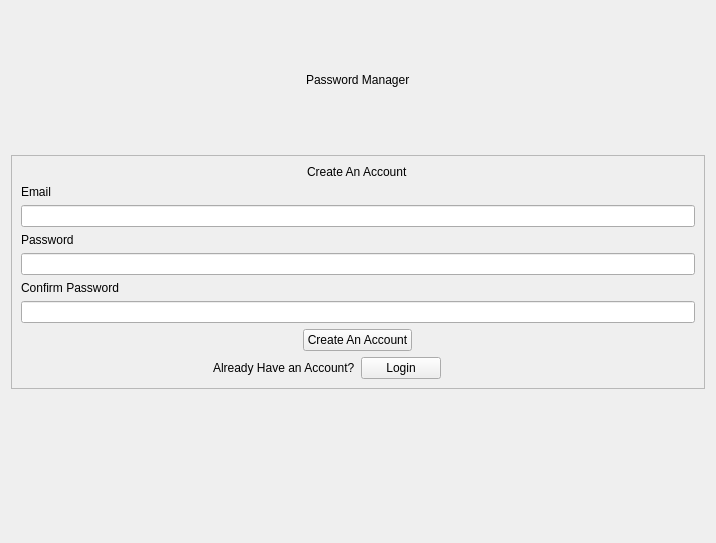
Above: pages/signup/createaccount.ui from SahisN/PasswordManager before the change. Below: the same form after it.
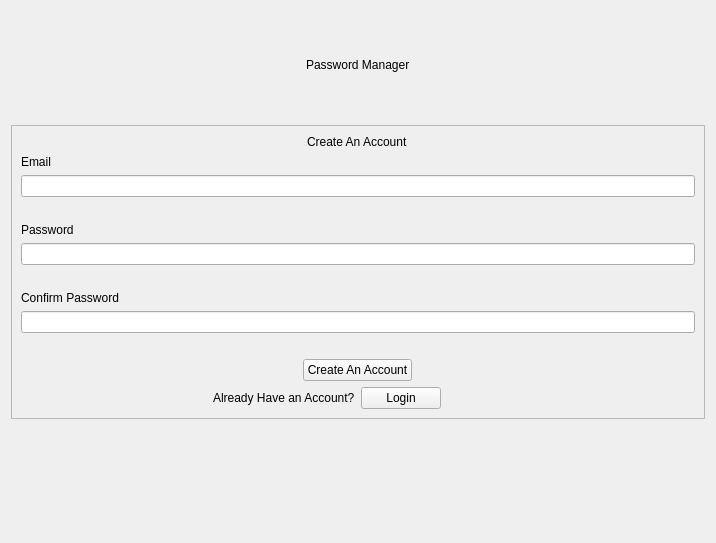
That is the form after the change.

```diff
--- a/pages/signup/createaccount.ui
+++ b/pages/signup/createaccount.ui
@@ -47,7 +47,21 @@
          </widget>
         </item>
         <item>
-         <widget class="QLineEdit" name="emailInput"/>
+         <widget class="QLineEdit" name="emailInput">
+          <property name="inputMethodHints">
+           <set>Qt::InputMethodHint::ImhEmailCharactersOnly</set>
+          </property>
+         </widget>
+        </item>
+        <item>
+         <widget class="QLabel" name="emailErrorText">
+          <property name="text">
+           <string/>
+          </property>
+          <property name="margin">
+           <number>3</number>
+          </property>
+         </widget>
         </item>
         <item>
          <widget class="QLabel" name="passwordLabel">
@@ -57,7 +71,24 @@
          </widget>
         </item>
         <item>
-         <widget class="QLineEdit" name="passwordInput"/>
+         <widget class="QLineEdit" name="passwordInput">
+          <property name="text">
+           <string/>
+          </property>
+          <property name="echoMode">
+           <enum>QLineEdit::EchoMode::Password</enum>
+          </property>
+         </widget>
+        </item>
+        <item>
+         <widget class="QLabel" name="passwordErrorText">
+          <property name="text">
+           <string/>
+          </property>
+          <property name="margin">
+           <number>3</number>
+          </property>
+         </widget>
         </item>
         <item>
          <widget class="QLabel" name="confirmPasswordLabel">
@@ -67,7 +98,24 @@
          </widget>
         </item>
         <item>
-         <widget class="QLineEdit" name="confirmPasswordInput"/>
+         <widget class="QLineEdit" name="confirmPasswordInput">
+          <property name="echoMode">
+           <enum>QLineEdit::EchoMode::Password</enum>
+          </property>
+         </widget>
+        </item>
+        <item>
+         <widget class="QLabel" name="confirmPasswordErrorText">
+          <property name="text">
+           <string/>
+          </property>
+          <property name="textFormat">
+           <enum>Qt::TextFormat::PlainText</enum>
+          </property>
+          <property name="margin">
+           <number>3</number>
+          </property>
+         </widget>
         </item>
         <item alignment="Qt::AlignmentFlag::AlignHCenter">
          <widget class="QPushButton" name="submitButton">
```
